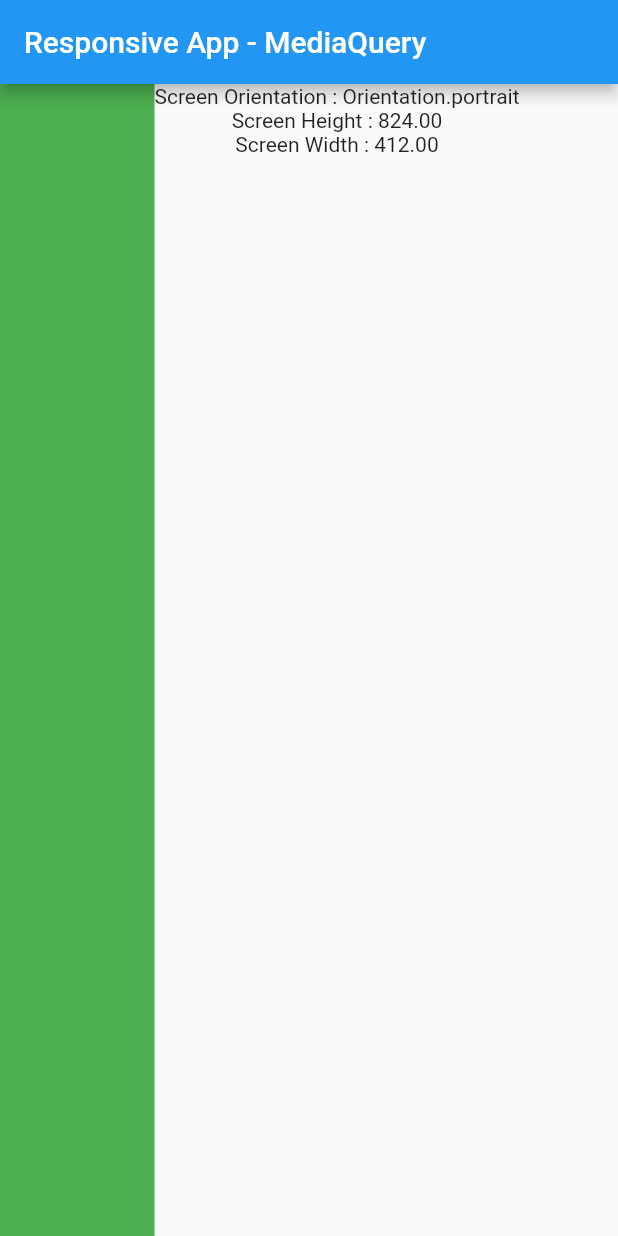
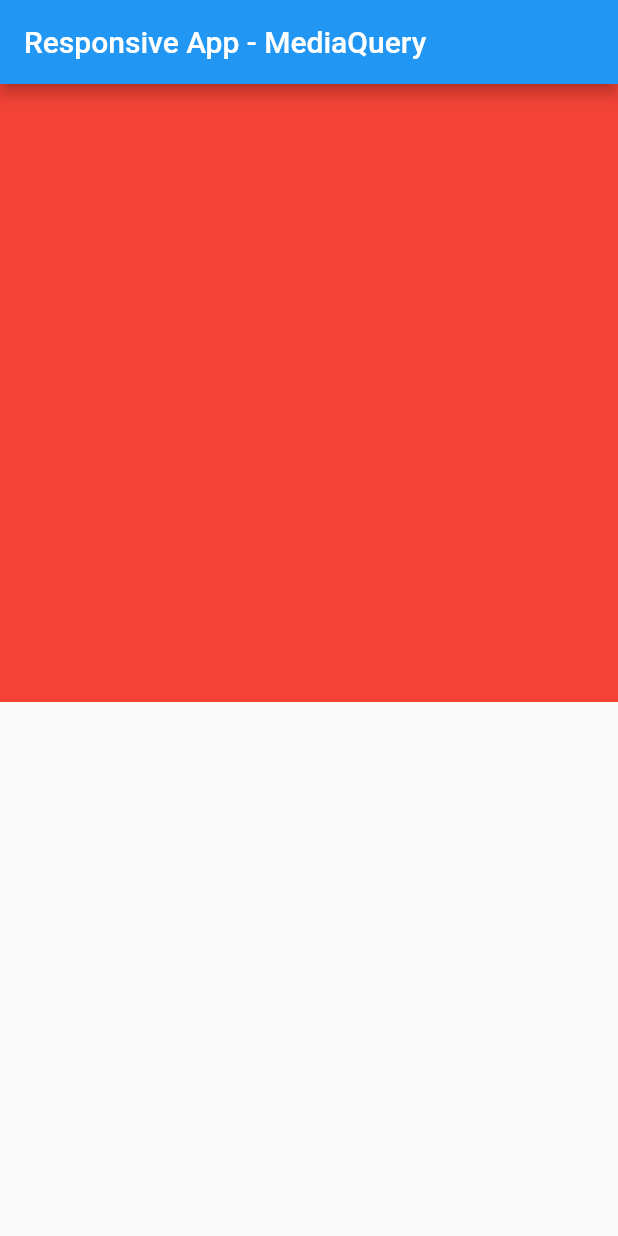
Before and after one commit to yogitakumar/FlutterApps, a Flutter app: the screen it shows after launch, on a phone screen of 412 x 824 dp. Run offline on Flutter 3.47's test engine with Material 2 defaults, Android fonts, the light colour scheme and no system bars.

Commit message:
Media Query Screen Size Example

```diff
--- a/media_query_demo/lib/homePage.dart
+++ b/media_query_demo/lib/homePage.dart
@@ -3,51 +3,20 @@ import 'package:flutter/material.dart';
 class HomePage extends StatelessWidget {
   @override
   Widget build(BuildContext context) {
+
     final deviceInfo = MediaQuery.of(context);
     final screenHeight = deviceInfo.size.height;
     final screenWidth = deviceInfo.size.width;
+
     return Scaffold(
-      appBar: AppBar(
-        title: Text("Responsive App - MediaQuery"),
-      ),
-      body:deviceInfo.orientation == Orientation.portrait
-        ?Row(
-          children: [
-            SizedBox(
-              width: screenWidth/4,
-              child: Container(
-                color: Colors.green,
-              ),
-            ),
-            Column(
-              mainAxisAlignment: MainAxisAlignment.start,
-              children: [
-                Text("Screen Orientation : ${deviceInfo.orientation}"),
-                Text("Screen Height : ${screenHeight.toStringAsFixed(2)}"),
-                Text("Screen Width : ${screenWidth.toStringAsFixed(2)}")
-              ],
-            ),
-
-          ],
-        )
-          :Column(
-        children: [
-          SizedBox(
-            height: screenHeight/3,
-            child: Container(
-              color: Colors.green,
-            ),
-          ),
-          Column(
-            mainAxisAlignment: MainAxisAlignment.start,
-            children: [
-              Text("Screen Orientation : ${deviceInfo.orientation}"),
-              Text("Screen Height : ${screenHeight.toStringAsFixed(2)}"),
-              Text("Screen Width : ${screenWidth.toStringAsFixed(2)}")
-            ],
-          ),
-        ],
-      )
-    );
+        appBar: AppBar(
+          title: Text("Responsive App - MediaQuery"),
+        ),
+        body: deviceInfo.orientation == Orientation.portrait
+            ? Container(
+                height: screenHeight * 0.5,
+                color: Colors.red,
+              )
+            : Container(width: screenWidth * 0.5, color: Colors.green));
   }
 }
```
